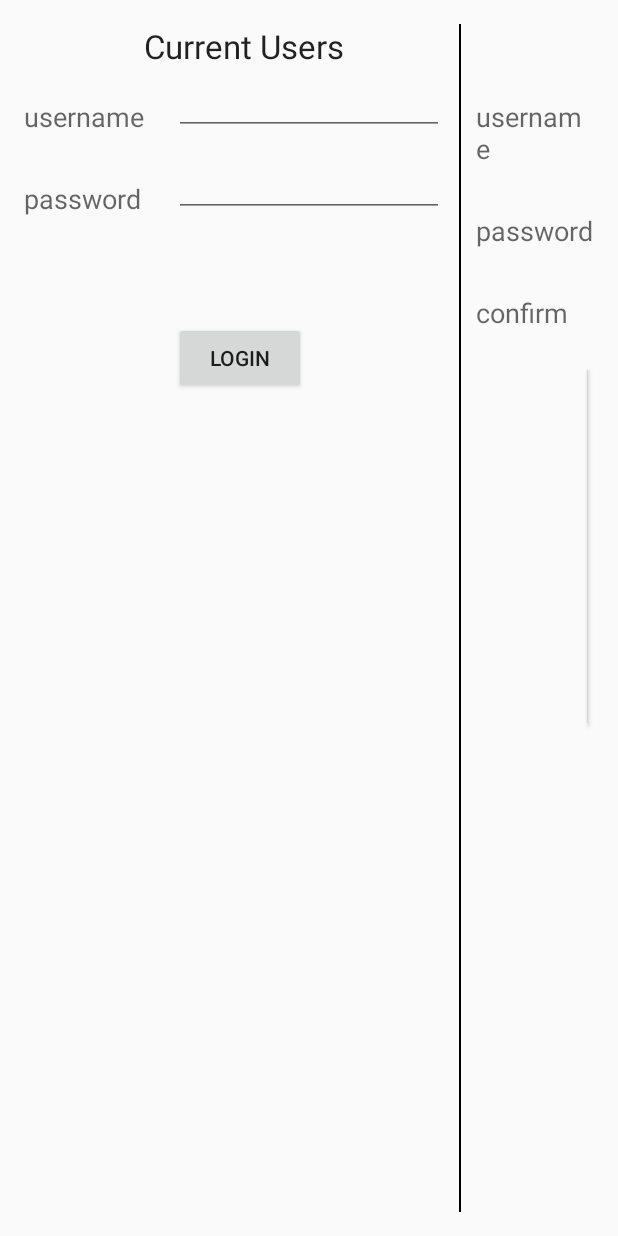
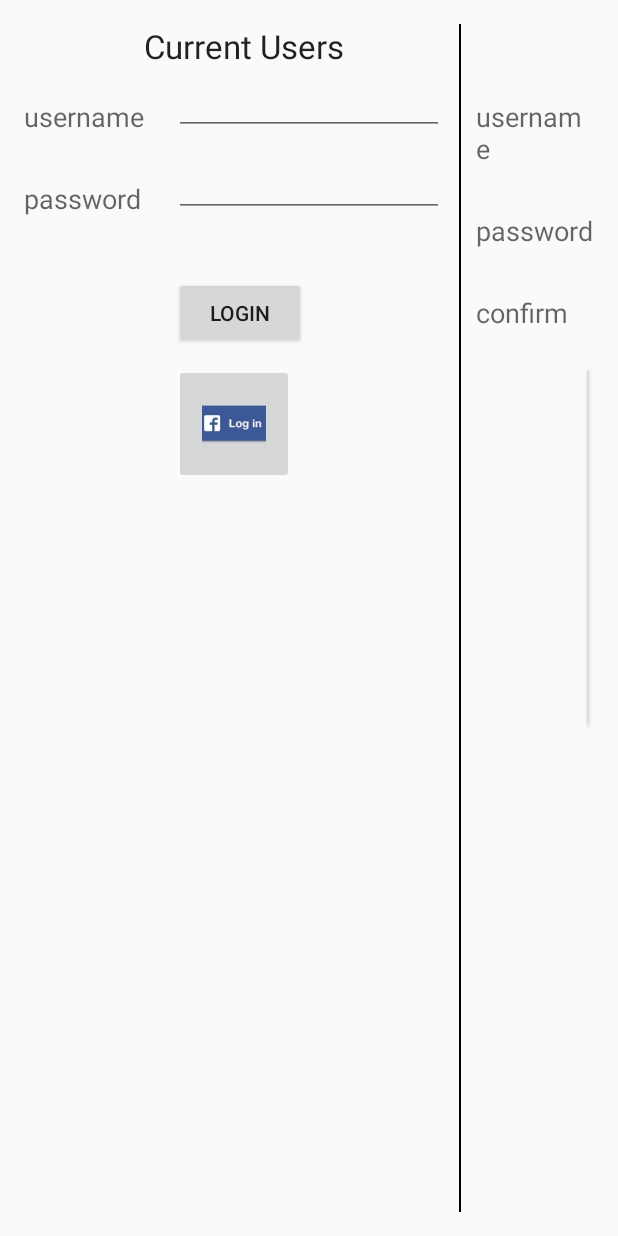
Before and after one commit to murtagf4/Sport_Technique_For_All_Sprinting, an Android app: the layout activity_login.xml on its own in the app's theme, with its tools: preview values and no code run, on a phone screen of 412 x 824 dp. Run offline under Robolectric (Android 15) with nearby library versions, the phone set to English and light mode, and no system bars.

Commit message:
Facebook Login Template Set up

```diff
--- a/app/build.gradle
+++ b/app/build.gradle
@@ -23,4 +23,5 @@ dependencies {
     compile fileTree(dir: 'libs', include: ['*.jar'])
     compile 'com.android.support:appcompat-v7:21.0.3'
     compile project(':mongo-java-driver-2.13.0')
+    compile 'com.facebook.android:facebook-android-sdk:4.1.2'
 }
--- a/app/src/main/AndroidManifest.xml
+++ b/app/src/main/AndroidManifest.xml
@@ -97,7 +97,7 @@
         </activity>
         <activity
             android:name=".LoginActivity"
-            android:label="@string/title_activity_login"
+            android:label="Login/CreateAccount"
             android:parentActivityName=".HomeActivity"
             android:screenOrientation="landscape" >
             <meta-data
--- a/app/src/main/res/layout/activity_login.xml
+++ b/app/src/main/res/layout/activity_login.xml
@@ -64,12 +64,22 @@
         android:id="@+id/buttonLogin"
         android:layout_width="wrap_content"
         android:layout_height="wrap_content"
-        android:layout_marginTop="70dp"
+        android:layout_marginTop="40dp"
         android:text="Login"
         android:layout_below="@+id/passwordInput"
         android:layout_alignLeft="@+id/passwordInput"
         android:layout_alignStart="@+id/passwordInput"
         android:onClick="login" />
+
+    <ImageButton
+        android:id="@+id/facebookLogin"
+        android:layout_width="80dp"
+        android:layout_height="80dp"
+        android:layout_below="@+id/buttonLogin"
+        android:layout_alignLeft="@+id/passwordInput"
+        android:layout_alignStart="@+id/passwordInput"
+        android:layout_marginTop="10dp"
+        android:src="@mipmap/ic_facebook"/>
 
     <View
         android:layout_width="1dp"
--- a/build.gradle
+++ b/build.gradle
@@ -5,7 +5,7 @@ buildscript {
         jcenter()
     }
     dependencies {
-        classpath 'com.android.tools.build:gradle:1.1.0'
+        classpath 'com.android.tools.build:gradle:1.1.2'
 
         // NOTE: Do not place your application dependencies here; they belong
         // in the individual module build.gradle files
--- a/gradle.properties
+++ b/gradle.properties
@@ -16,3 +16,8 @@
 # This option should only be used with decoupled projects. More details, visit
 # http://www.gradle.org/docs/current/userguide/multi_project_builds.html#sec:decoupled_projects
 # org.gradle.parallel=true
+
+ANDROID_BUILD_SDK_VERSION=21
+ANDROID_BUILD_TOOLS_VERSION=21.1.2
+ANDROID_BUILD_TARGET_SDK_VERSION=21
+ANDROID_BUILD_MIN_SDK_VERSION=14
--- a/settings.gradle
+++ b/settings.gradle
@@ -1 +1 @@
-include ':app', ':mongo-java-driver-2.13.0'
+include ':app', ':mongo-java-driver-2.13.0', ':facebook'
```
Also changed, not shown: app/src/main/ic_facebook-web.png (added), app/src/main/res/mipmap-hdpi/ic_facebook.png (added), app/src/main/res/mipmap-mdpi/ic_facebook.png (added), app/src/main/res/mipmap-xhdpi/ic_facebook.png (added), app/src/main/res/mipmap-xxhdpi/ic_facebook.png (added), app/src/main/res/mipmap-xxxhdpi/ic_facebook.png (added), 1 other file.
